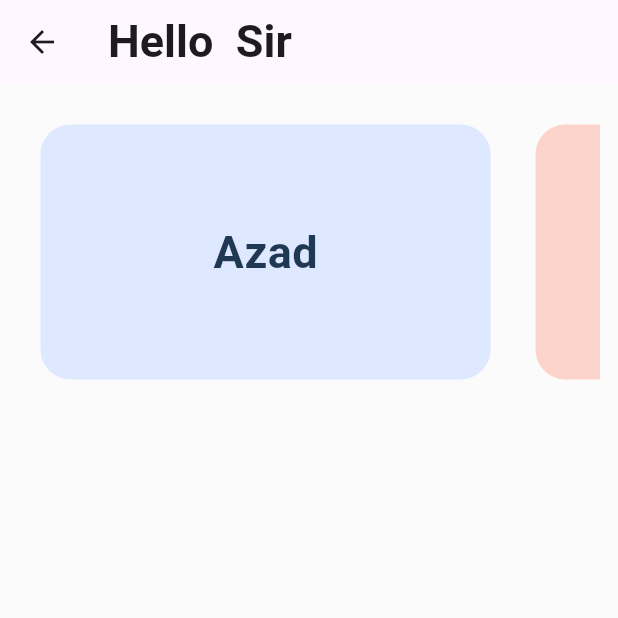
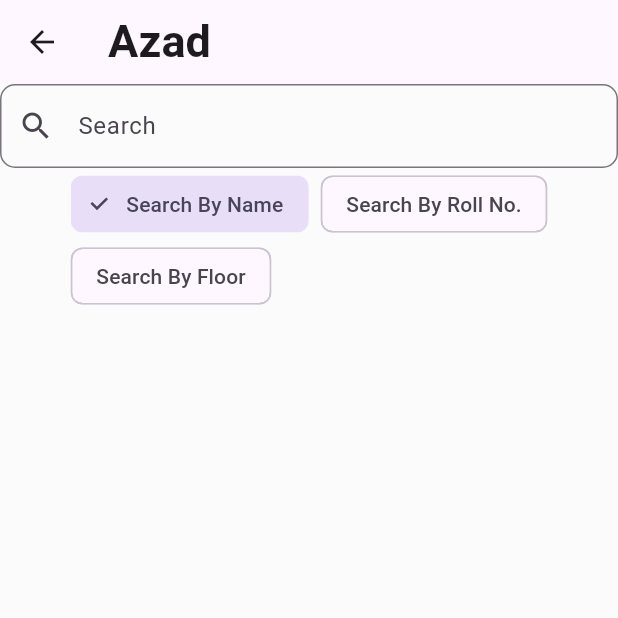
Before and after one commit to ritik6559/Hostel-Management-App, a Flutter app: the HomeScreen screen opened directly, after a tap on "Azad", on a phone screen of 412 x 824 dp, the top half of it. Run offline on Flutter 3.47's test engine with Material 3 defaults, Android fonts, the phone set to English and light mode, and no system bars; our stand-ins replace shared_preferences; missing offline and left inert: gsheets; accounts and stored records are empty.

Commit message:
adding hostel details screen

```diff
--- a/lib/features/home/widget/hostel_tile.dart
+++ b/lib/features/home/widget/hostel_tile.dart
@@ -1,5 +1,6 @@
 import 'package:flutter/material.dart';
 import 'package:flutter_and_excel/features/home/models/hostel_model.dart';
+import 'package:flutter_and_excel/features/hostel_details/screen/hostel_details_screen.dart';
 
 class HostelTile extends StatelessWidget {
   final HostelModel hostel;
@@ -11,7 +12,15 @@ class HostelTile extends StatelessWidget {
   @override
   Widget build(BuildContext context) {
     return GestureDetector(
-      onTap: (){},
+      onTap: () {
+        Navigator.of(context).push(
+          MaterialPageRoute(
+            builder: (context) => HostelDetailsScreen(
+              hostel: hostel,
+            ),
+          ),
+        );
+      },
       child: Container(
         margin: const EdgeInsets.all(
           15,
--- /dev/null
+++ b/lib/features/hostel_details/screen/hostel_details_screen.dart
@@ -0,0 +1,71 @@
+import 'package:flutter/material.dart';
+import 'package:flutter_and_excel/features/home/models/hostel_model.dart';
+import 'package:gsheets/gsheets.dart';
+
+class HostelDetailsScreen extends StatefulWidget {
+  final HostelModel hostel;
+  const HostelDetailsScreen({super.key, required this.hostel});
+
+  @override
+  State<HostelDetailsScreen> createState() => _HostelDetailsScreenState();
+}
+
+class _HostelDetailsScreenState extends State<HostelDetailsScreen> {
+  final TextEditingController controller = TextEditingController();
+
+
+  String _selectedSearchType = 'Name';
+  List<List<String>> _searchResults = [];
+  Worksheet? _worksheet;
+  bool _isLoading = true;
+
+  @override
+  Widget build(BuildContext context) {
+    return Scaffold(
+      backgroundColor: Color(0xFFfbfbfb),
+      appBar: AppBar(
+        title: Text(
+          widget.hostel.name,
+          style: TextStyle(
+            fontWeight: FontWeight.bold,
+            fontSize: 30,
+          ),
+        ),
+      ),
+      body: Column(
+        children: [
+          TextField(
+            controller: controller,
+            decoration: InputDecoration(
+              labelText: 'Search',
+              border: OutlineInputBorder(
+                borderRadius: BorderRadius.circular(10),
+              ),
+              prefixIcon: const Icon(
+                Icons.search,
+              ),
+            ),
+            onChanged: (value) => _performSearch(value),
+          ),
+          Wrap(
+            spacing: 8.0,
+            children: ['Name', 'Roll No.', 'Floor'].map(
+              (type) {
+                return ChoiceChip(
+                  label: Text('Search By $type'),
+                  selected: _selectedSearchType == type,
+                  onSelected: (selected) {
+                    if (selected) {
+                      setState(() => _selectedSearchType = type);
+                      _performSearch(controller.text);
+                    }
+                  },
+                );
+              },
+            ).toList(),
+          ),
+        ],
+      ),
+    );
+  }
+}
```
